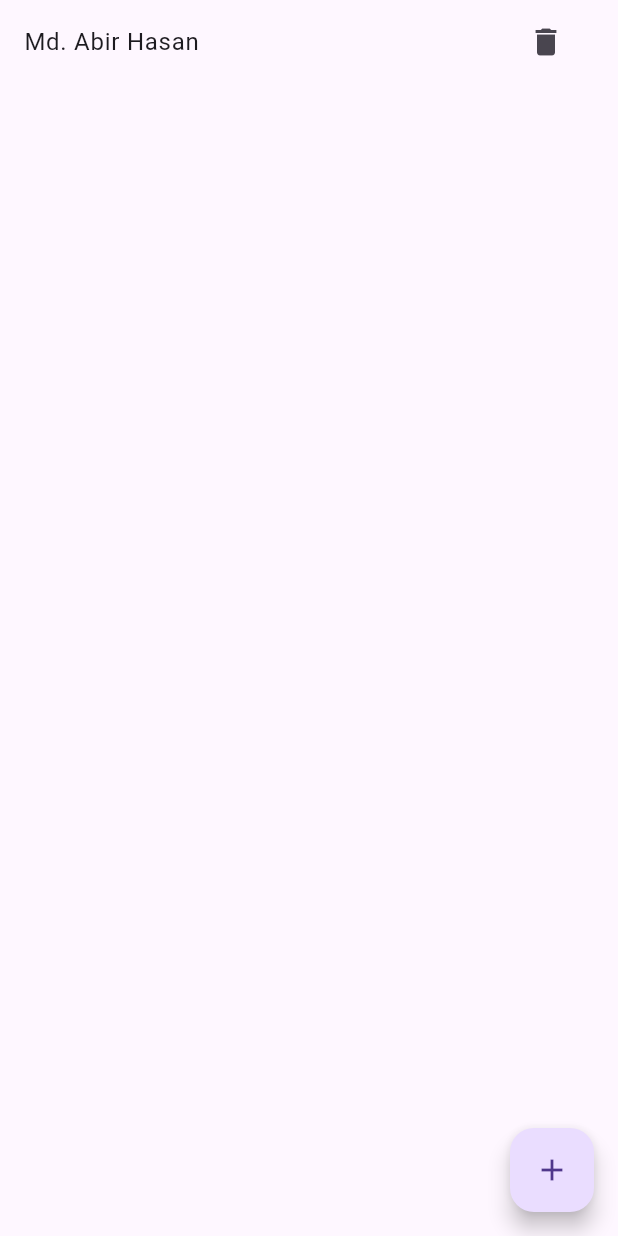
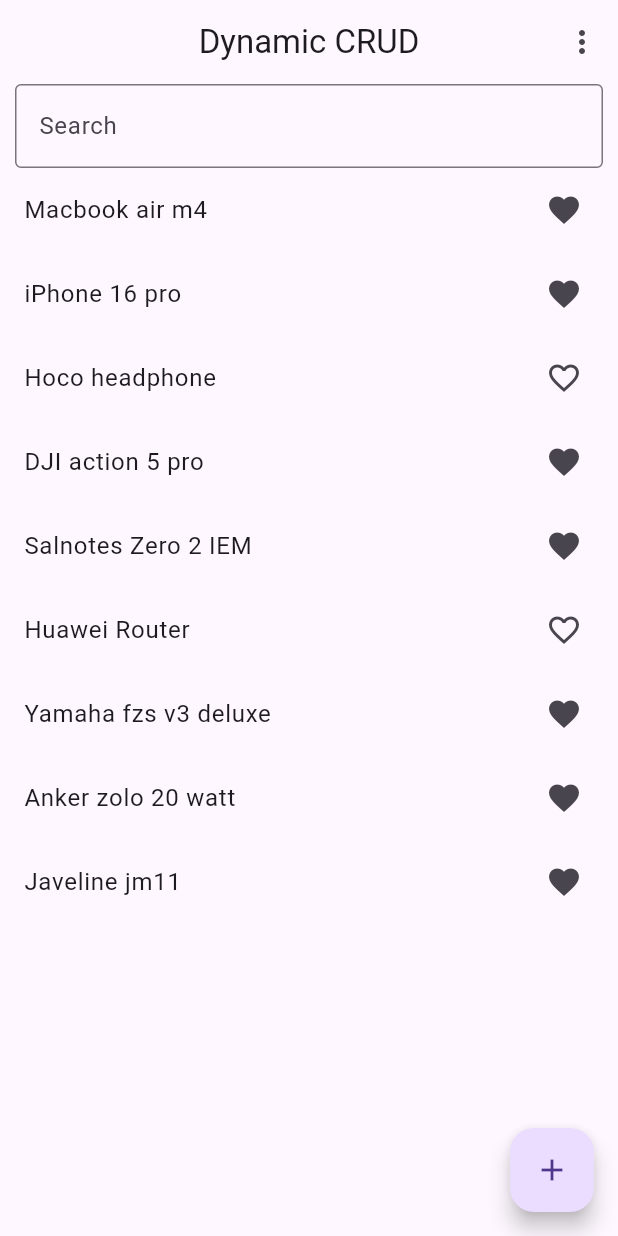
Before and after one commit to AbirHasanShuvo/state_project, a Flutter app: the screen it shows after launch, after a tap on the "add" icon, on a phone screen of 412 x 824 dp. Run offline on Flutter 3.47's test engine with Material 3 defaults, Android fonts, the phone set to English and light mode, and no system bars; our stand-ins replace flutter_riverpod.

Commit message:
completed with dynamic crud but favourite filter is not working

```diff
--- /dev/null
+++ b/lib/dynamic_crud/presentation/product_screen.dart
@@ -0,0 +1,68 @@
+import 'package:flutter/material.dart';
+import 'package:flutter_riverpod/flutter_riverpod.dart';
+import 'package:state_project/dynamic_crud/providers/favourite_provider.dart';
+
+class ProductScreen extends ConsumerWidget {
+  const ProductScreen({super.key});
+
+  @override
+  Widget build(BuildContext context, WidgetRef ref) {
+    final favouriteList = ref.watch(favouriteProvider);
+    return Scaffold(
+      appBar: AppBar(
+        title: Text('Dynamic CRUD'),
+        centerTitle: true,
+        actions: [
+          PopupMenuButton<String>(
+            onSelected: (value) {
+              ref.read(favouriteProvider.notifier).favourite(value);
+            },
+            itemBuilder: (BuildContext context) {
+              return [
+                PopupMenuItem(value: "All", child: Text('All')),
+                PopupMenuItem(value: "Favourite", child: Text('Favourite')),
+              ];
+            },
+          ),
+        ],
+      ),
+      floatingActionButton: FloatingActionButton(
+        onPressed: () {
+          ref.read(favouriteProvider.notifier).addItem();
+        },
+        child: Icon(Icons.add),
+      ),
+
+      body: Column(
+        children: [
+          Container(
+            margin: const EdgeInsets.symmetric(horizontal: 10),
+            child: TextField(
+              decoration: InputDecoration(
+                hintText: 'Search',
+                border: OutlineInputBorder(),
+              ),
+              onChanged: (value) {
+                ref.read(favouriteProvider.notifier).filterList(value);
+              },
+            ),
+          ),
+          Expanded(
+            child: ListView.builder(
+              itemCount: favouriteList.filteredItems.length,
+              itemBuilder: (context, index) {
+                final item = favouriteList.filteredItems[index];
+                return ListTile(
+                  title: Text(item.name),
+                  trailing: item.favourite
+                      ? Icon(Icons.favorite_outlined)
+                      : Icon(Icons.favorite_outline),
+                );
+              },
+            ),
+          ),
+        ],
+      ),
+    );
+  }
+}
--- /dev/null
+++ b/lib/dynamic_crud/providers/favourite_provider.dart
@@ -0,0 +1,97 @@
+import 'package:flutter_riverpod/legacy.dart';
+import 'package:state_project/dynamic_crud/model/item.dart';
+import 'package:state_project/dynamic_crud/providers/favourite_states.dart';
+
+final favouriteProvider = StateNotifierProvider((ref) {
+  return FavouriteNotifier();
+});
+
+class FavouriteNotifier extends StateNotifier<FavouriteStates> {
+  FavouriteNotifier()
+    : super(FavouriteStates(search: '', allItems: [], filteredItems: []));
+
+  void addItem() {
+    List<Item> items = [
+      Item(
+        name: "Macbook air m4",
+        id: DateTime.now().toString(),
+        favourite: true,
+      ),
+      Item(
+        name: "iPhone 16 pro",
+        id: DateTime.now().toString(),
+        favourite: true,
+      ),
+      Item(
+        name: "Hoco headphone",
+        id: DateTime.now().toString(),
+        favourite: false,
+      ),
+      Item(
+        name: "DJI action 5 pro",
+        id: DateTime.now().toString(),
+        favourite: true,
+      ),
+      Item(
+        name: "Salnotes Zero 2 IEM",
+        id: DateTime.now().toString(),
+        favourite: true,
+      ),
+      Item(
+        name: "Huawei Router",
+        id: DateTime.now().toString(),
+        favourite: false,
+      ),
+      Item(
+        name: "Yamaha fzs v3 deluxe",
+        id: DateTime.now().toString(),
+        favourite: true,
+      ),
+      Item(
+        name: "Anker zolo 20 watt",
+        id: DateTime.now().toString(),
+        favourite: true,
+      ),
+      Item(
+        name: "Javeline jm11",
+        id: DateTime.now().toString(),
+        favourite: true,
+      ),
+    ];
+
+    state = state.copyWith(
+      allItems: items.toList(),
+      filteredItems: items.toList(),
+    );
+  }
+
+  void filterList(String search) {
+    state = state.copyWith(
+      filteredItems: _filteredItems(state.allItems, search),
+    );
+  }
+
+  void favourite(String option) {
+    state = state.copyWith(
+      filteredItems: _filteredItems(state.allItems, option),
+    );
+  }
+
+  List<Item> _favouriteItem(List<Item> items, String option) {
+    if (option == "All") {
+      return items;
+    }
+
+    return items.where((item) => item.favourite == true).toList();
+  }
+
+  List<Item> _filteredItems(List<Item> items, String query) {
+    if (query.isEmpty) {
+      return items;
+    }
+
+    return items
+        .where((item) => item.name.toLowerCase().contains(query.toLowerCase()))
+        .toList();
+  }
+}
--- /dev/null
+++ b/lib/dynamic_crud/providers/favourite_states.dart
@@ -0,0 +1,25 @@
+import 'package:state_project/dynamic_crud/model/item.dart';
+
+class FavouriteStates {
+  final List<Item> allItems;
+  final List<Item> filteredItems;
+  final String search;
+
+  FavouriteStates({
+    required this.search,
+    required this.allItems,
+    required this.filteredItems,
+  });
+
+  FavouriteStates copyWith({
+    List<Item>? allItems,
+    List<Item>? filteredItems,
+    String? search,
+  }) {
+    return FavouriteStates(
+      search: search ?? this.search,
+      allItems: allItems ?? this.allItems,
+      filteredItems: filteredItems ?? this.filteredItems,
+    );
+  }
+}
--- a/lib/main.dart
+++ b/lib/main.dart
@@ -31,6 +31,7 @@
 import 'package:flutter/cupertino.dart';
 import 'package:flutter/material.dart';
 import 'package:flutter_riverpod/flutter_riverpod.dart';
+import 'package:state_project/dynamic_crud/presentation/product_screen.dart';
 import 'package:state_project/home_screen.dart';
 import 'package:state_project/state_notifier/search_screen.dart';
 import 'package:state_project/state_provider.dart';
@@ -50,7 +51,7 @@
     return ProviderScope(
       child: MaterialApp(
         debugShowCheckedModeBanner: false,
-        home: ItemScreen(),
+        home: ProductScreen(),
       ),
     );
   }
```
Also changed, not shown: lib/dynamic_crud/model/item.dart (added, +15 -0 lines).
